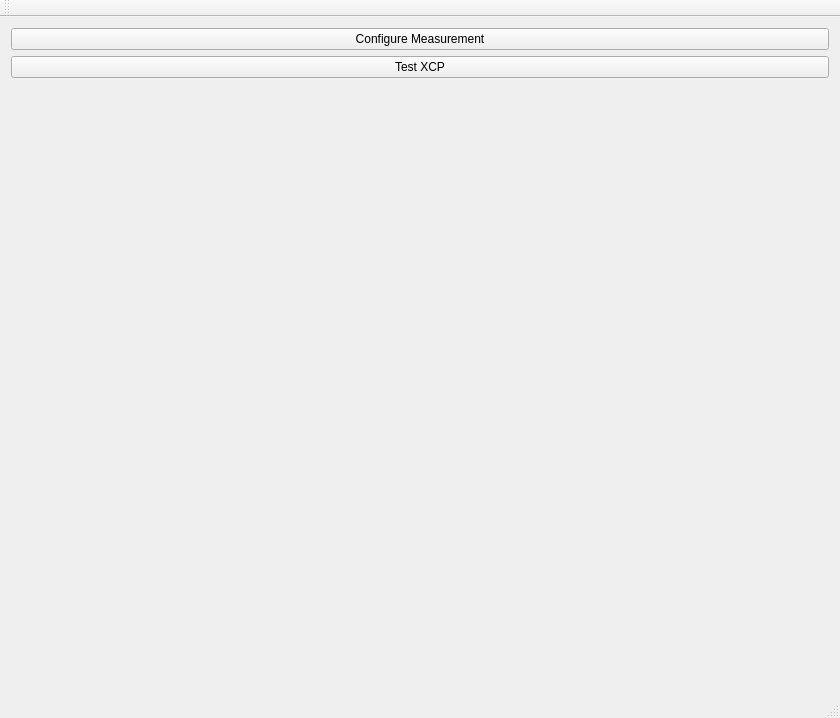
Old version of the form QtGUI/TestAppQt.ui in the repository robotjatek/XCP.
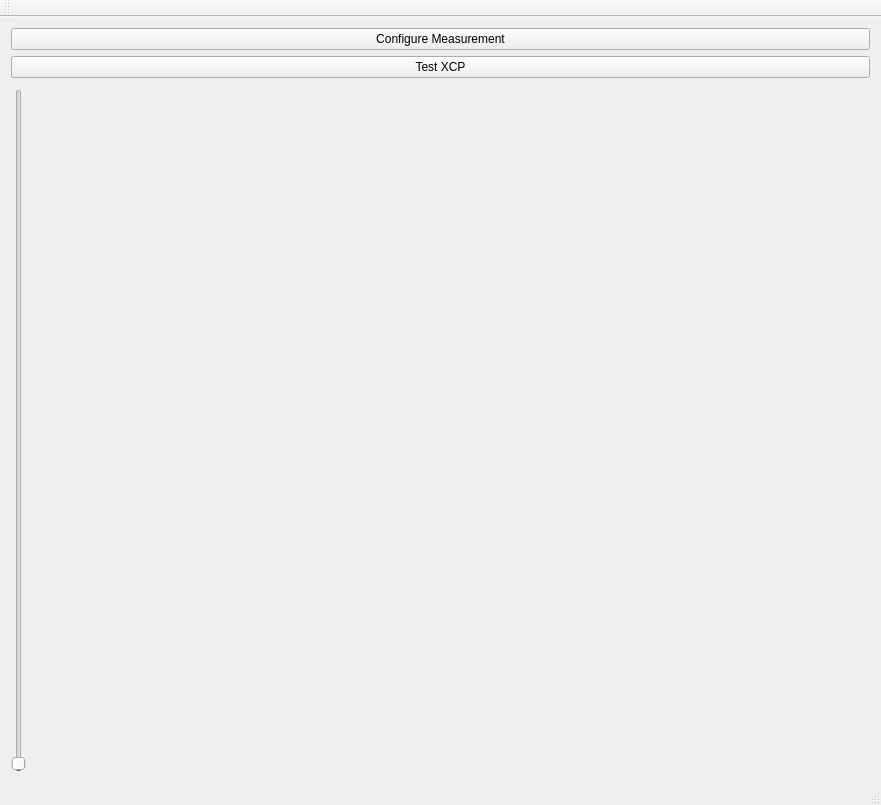
New version of the form.

```diff
--- a/QtGUI/TestAppQt.ui
+++ b/QtGUI/TestAppQt.ui
@@ -6,8 +6,8 @@
    <rect>
     <x>0</x>
     <y>0</y>
-    <width>840</width>
-    <height>718</height>
+    <width>881</width>
+    <height>805</height>
    </rect>
   </property>
   <property name="windowTitle">
@@ -30,6 +30,27 @@
      </widget>
     </item>
     <item>
+     <layout class="QHBoxLayout" name="horizontalLayout_2">
+      <property name="topMargin">
+       <number>5</number>
+      </property>
+      <item>
+       <widget class="QSlider" name="verticalSlider">
+        <property name="minimum">
+         <number>0</number>
+        </property>
+        <property name="maximum">
+         <number>65535</number>
+        </property>
+        <property name="value">
+         <number>127</number>
+        </property>
+        <property name="orientation">
+         <enum>Qt::Vertical</enum>
+        </property>
+       </widget>
+      </item>
+      <item>
      <widget class="QWidget" name="ChartWidget" native="true">
       <property name="sizePolicy">
        <sizepolicy hsizetype="Expanding" vsizetype="Expanding">
@@ -43,7 +64,10 @@
         <height>500</height>
        </size>
       </property>
-     </widget>
+        <zorder>TestSend</zorder>
+       </widget>
+      </item>
+     </layout>
     </item>
    </layout>
   </widget>
```
Left out of the diff: 2 changed lines with no effect on the pictures. Lines whose indentation alone changed are shown as unchanged.
